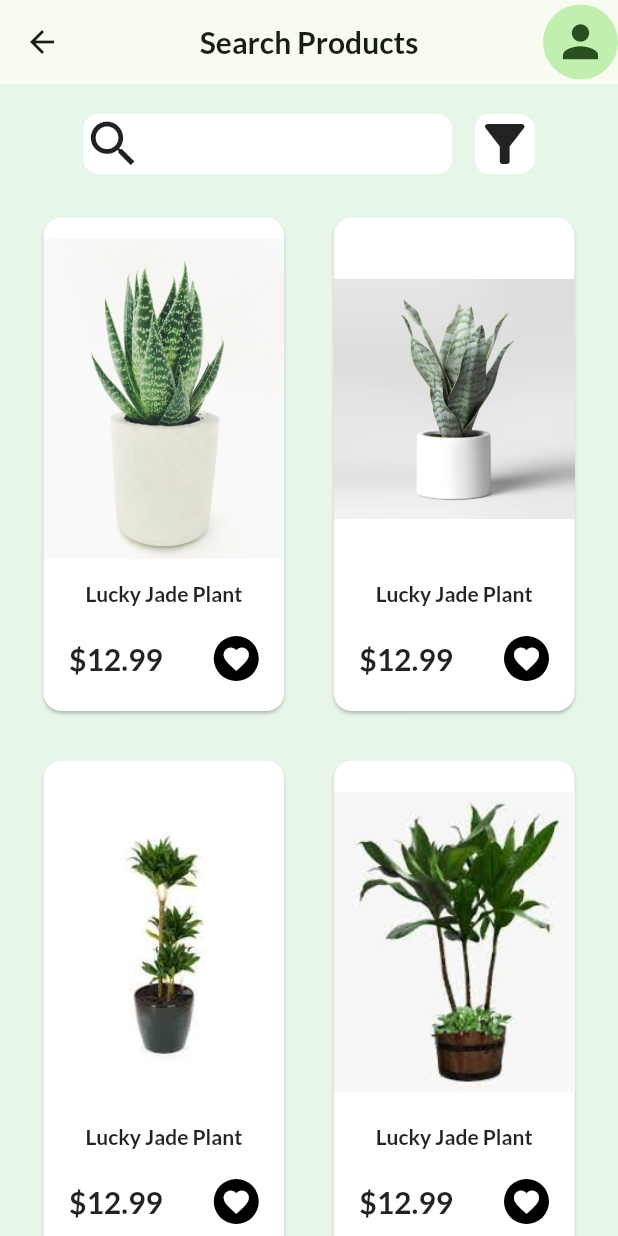
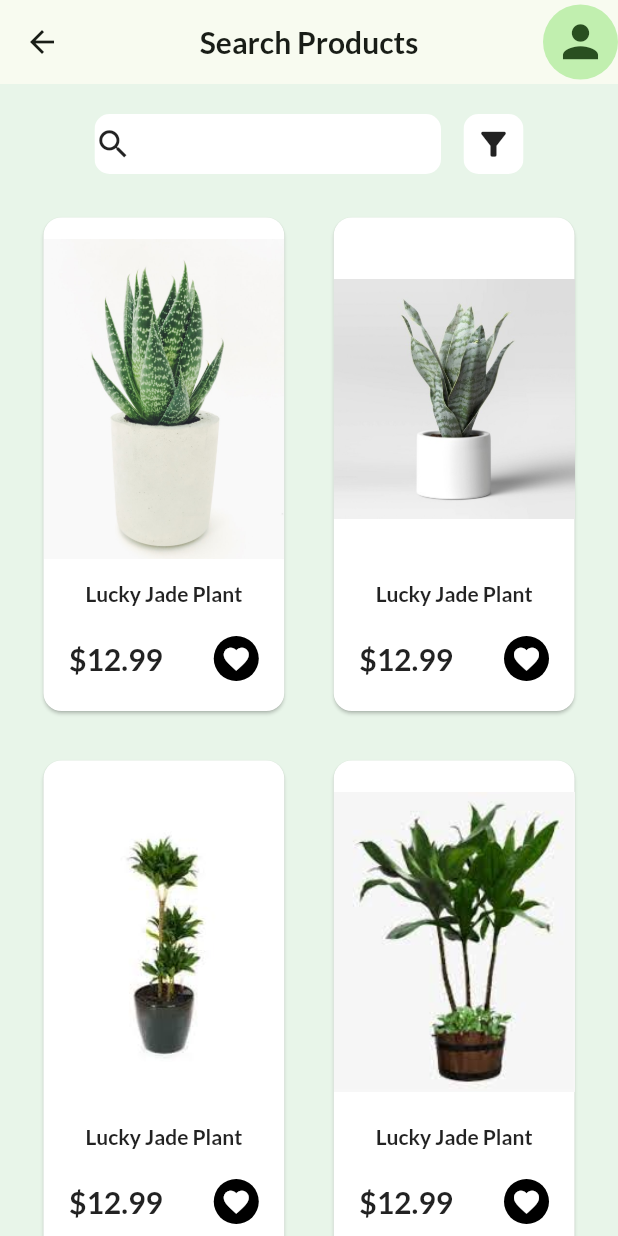
Before and after one commit to shahroz-dev/ui_challenge, a Flutter app: the PlantsScreen screen opened directly, on a phone screen of 412 x 824 dp. Run offline on Flutter 3.47's test engine with Material 2 defaults, Android fonts, the phone set to English and light mode, and no system bars; our stand-ins replace carousel_slider, flutter_riverpod, google_fonts, smooth_page_indicator.

Commit message:
updated ui

```diff
--- a/lib/screens/plants.dart
+++ b/lib/screens/plants.dart
@@ -1,8 +1,5 @@
-import 'dart:ffi';
-
 import 'package:flutter/material.dart';
 import 'package:flutter_riverpod/flutter_riverpod.dart';
-// import 'package:ui_challenge_heyflutter/data/available_plants.dart';
 import 'package:ui_challenge_heyflutter/providers/plants_provider.dart';
 import 'package:ui_challenge_heyflutter/screens/plant_detail.dart';
 
@@ -44,15 +41,23 @@ class PlantsScreen extends ConsumerWidget {
                   10,
                 ),
                 child: Container(
+                  height: 40,
                   color: Theme.of(context).colorScheme.onPrimary,
                   child: Row(
                     children: [
                       const Icon(
                         Icons.search,
-                        size: 40,
+                        size: 25,
                       ),
                       SizedBox(
                         width: MediaQuery.of(context).size.width * 0.5,
+                        child: const TextField(
+                          textAlign: TextAlign.center,
+                          textAlignVertical: TextAlignVertical.center,
+                          decoration: InputDecoration(
+                            border: InputBorder.none,
+                          ),
+                        ),
                       )
                     ],
                   ),
@@ -66,14 +71,13 @@ class PlantsScreen extends ConsumerWidget {
                   10,
                 ),
                 child: Container(
+                  height: 40,
+                  width: 40,
+                  alignment: Alignment.center,
                   color: Theme.of(context).colorScheme.onPrimary,
-                  child: const Row(
-                    children: [
-                      Icon(
-                        Icons.filter_alt,
-                        size: 40,
-                      ),
-                    ],
+                  child: const Icon(
+                    Icons.filter_alt,
+                    size: 25,
                   ),
                 ),
               ),
```
